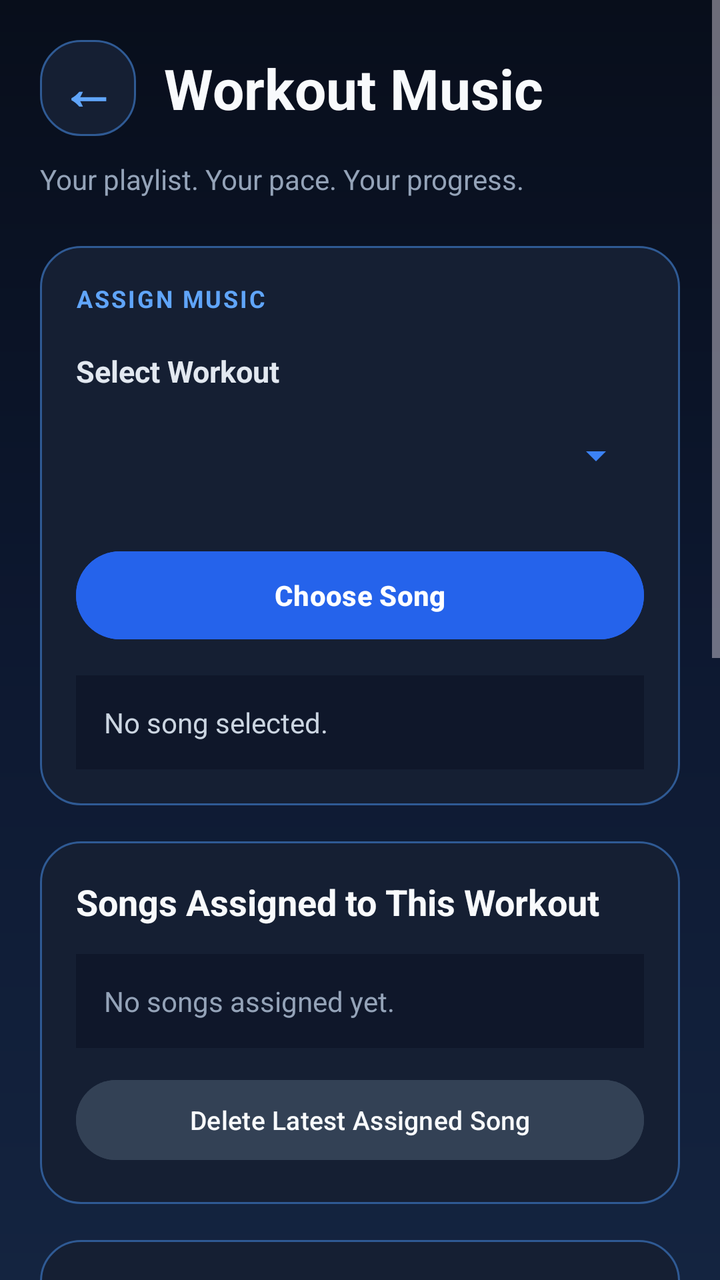
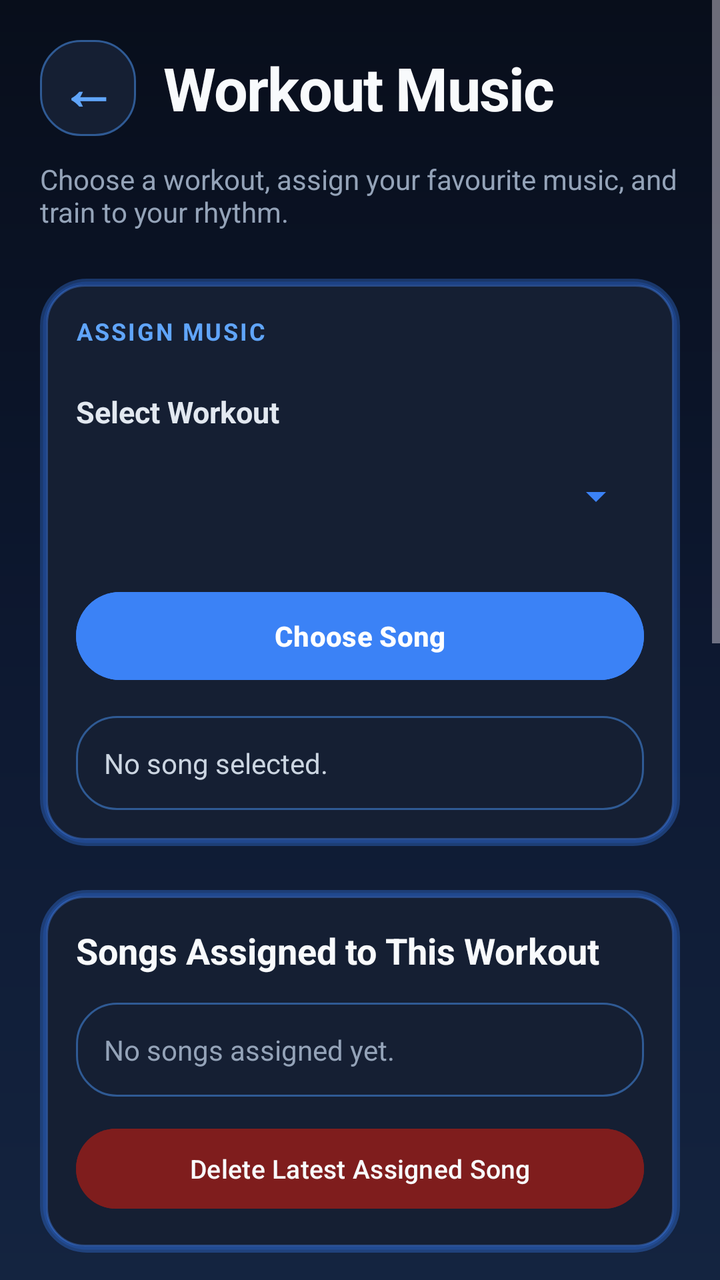

Screens rendered from an Android XML layout before and after an edit, with the pre-edit source and the edit as a unified diff.
<!-- AndroidManifest.xml: application theme Theme.GymTrackerPro -->
<!-- res/layout/activity_workout_music.xml -->
<?xml version="1.0" encoding="utf-8"?>
<ScrollView xmlns:android="http://schemas.android.com/apk/res/android"
    android:layout_width="match_parent"
    android:layout_height="match_parent"
    android:background="@drawable/bg_midnight_gradient"
    android:fillViewport="true"
    android:clipToPadding="false">

    <LinearLayout
        android:layout_width="match_parent"
        android:layout_height="wrap_content"
        android:orientation="vertical"
        android:padding="20dp">

        
        <LinearLayout
            android:layout_width="match_parent"
            android:layout_height="wrap_content"
            android:orientation="horizontal"
            android:gravity="center_vertical"
            android:layout_marginBottom="6dp">

            <TextView
                android:id="@+id/buttonBackArrow"
                android:layout_width="48dp"
                android:layout_height="48dp"
                android:background="@drawable/bg_card"
                android:gravity="center"
                android:text="←"
                android:textColor="#60A5FA"
                android:textSize="28sp"
                android:textStyle="bold"
                android:clickable="true"
                android:focusable="true"
                android:contentDescription="Back to Dashboard" />

            <TextView
                android:layout_width="0dp"
                android:layout_height="wrap_content"
                android:layout_weight="1"
                android:layout_marginStart="14dp"
                android:text="Workout Music"
                android:textColor="#F8FAFC"
                android:textSize="28sp"
                android:textStyle="bold" />

        </LinearLayout>

        <TextView
            android:layout_width="match_parent"
            android:layout_height="wrap_content"
            android:layout_marginTop="6dp"
            android:layout_marginBottom="24dp"
            android:text="Your playlist. Your pace. Your progress."
            android:textColor="#94A3B8"
            android:textSize="14sp" />

        
        <LinearLayout
            android:layout_width="match_parent"
            android:layout_height="wrap_content"
            android:background="@drawable/bg_card"
            android:orientation="vertical"
            android:padding="18dp">

            <TextView
                android:layout_width="match_parent"
                android:layout_height="wrap_content"
                android:text="ASSIGN MUSIC"
                android:textColor="#60A5FA"
                android:textSize="12sp"
                android:textStyle="bold"
                android:letterSpacing="0.08" />

            <TextView
                android:layout_width="match_parent"
                android:layout_height="wrap_content"
                android:layout_marginTop="18dp"
                android:text="Select Workout"
                android:textColor="#E2E8F0"
                android:textSize="15sp"
                android:textStyle="bold" />

            <Spinner
                android:id="@+id/spinnerWorkouts"
                android:layout_width="match_parent"
                android:layout_height="52dp"
                android:layout_marginTop="6dp"
                android:backgroundTint="#3B82F6"
                android:minHeight="48dp" />

            <Button
                android:id="@+id/buttonChooseSong"
                android:layout_width="match_parent"
                android:layout_height="52dp"
                android:layout_marginTop="18dp"
                android:backgroundTint="#2563EB"
                android:text="Choose Song"
                android:textColor="#FFFFFF"
                android:textStyle="bold" />

            <TextView
                android:id="@+id/textSelectedSong"
                android:layout_width="match_parent"
                android:layout_height="wrap_content"
                android:layout_marginTop="14dp"
                android:background="#0F172A"
                android:padding="14dp"
                android:text="No song selected."
                android:textColor="#CBD5E1"
                android:textSize="14sp" />

        </LinearLayout>

        
        <LinearLayout
            android:layout_width="match_parent"
            android:layout_height="wrap_content"
            android:layout_marginTop="18dp"
            android:background="@drawable/bg_card"
            android:orientation="vertical"
            android:padding="18dp">

            <TextView
                android:layout_width="match_parent"
                android:layout_height="wrap_content"
                android:text="Songs Assigned to This Workout"
                android:textColor="#F8FAFC"
                android:textSize="18sp"
                android:textStyle="bold" />

            <TextView
                android:id="@+id/textAssignedSongs"
                android:layout_width="match_parent"
                android:layout_height="wrap_content"
                android:layout_marginTop="14dp"
                android:background="#0F172A"
                android:padding="14dp"
                android:text="No songs assigned yet."
                android:textColor="#94A3B8"
                android:textSize="14sp" />

            <Button
                android:id="@+id/buttonDeleteSong"
                android:layout_width="match_parent"
                android:layout_height="48dp"
                android:layout_marginTop="12dp"
                android:backgroundTint="#334155"
                android:text="Delete Latest Assigned Song"
                android:textColor="#F8FAFC"
                android:textSize="13sp" />

        </LinearLayout>

        
        <LinearLayout
            android:layout_width="match_parent"
            android:layout_height="wrap_content"
            android:layout_marginTop="18dp"
            android:background="@drawable/bg_card"
            android:orientation="vertical"
            android:padding="18dp">

            <TextView
                android:layout_width="match_parent"
                android:layout_height="wrap_content"
                android:text="YOUR PLAYLIST"
                android:textColor="#60A5FA"
                android:textSize="12sp"
                android:textStyle="bold"
                android:letterSpacing="0.08" />

            <TextView
                android:layout_width="match_parent"
                android:layout_height="wrap_content"
                android:layout_marginTop="16dp"
                android:text="Select a Song"
                android:textColor="#E2E8F0"
                android:textSize="15sp"
                android:textStyle="bold" />

            <Spinner
                android:id="@+id/spinnerSongs"
                android:layout_width="match_parent"
                android:layout_height="52dp"
                android:layout_marginTop="6dp"
                android:backgroundTint="#3B82F6"
                android:minHeight="48dp" />

            <Button
                android:id="@+id/buttonRefreshSongs"
                android:layout_width="match_parent"
                android:layout_height="48dp"
                android:layout_marginTop="12dp"
                android:backgroundTint="#334155"
                android:text="Refresh Playlist"
                android:textColor="#F8FAFC" />

        </LinearLayout>

        
        <LinearLayout
            android:layout_width="match_parent"
            android:layout_height="wrap_content"
            android:layout_marginTop="18dp"
            android:layout_marginBottom="24dp"
            android:background="@drawable/bg_today_card"
            android:orientation="vertical"
            android:padding="18dp">

            <TextView
                android:layout_width="match_parent"
                android:layout_height="wrap_content"
                android:text="NOW PLAYING"
                android:textColor="#BFDBFE"
                android:textSize="12sp"
                android:textStyle="bold"
                android:letterSpacing="0.08" />

            <TextView
                android:id="@+id/textPlaybackStatus"
                android:layout_width="match_parent"
                android:layout_height="wrap_content"
                android:layout_marginTop="16dp"
                android:background="#172554"
                android:padding="14dp"
                android:text="Playback status: Stopped"
                android:textColor="#FFFFFF"
                android:textSize="15sp"
                android:textStyle="bold" />

            <TextView
                android:id="@+id/textPlaybackTime"
                android:layout_width="match_parent"
                android:layout_height="wrap_content"
                android:layout_marginTop="16dp"
                android:gravity="center"
                android:text="00:00 / 00:00"
                android:textColor="#DBEAFE"
                android:textSize="13sp" />

            <SeekBar
                android:id="@+id/seekBarPlayback"
                android:layout_width="match_parent"
                android:layout_height="wrap_content"
                android:layout_marginTop="6dp"
                android:max="1000"
                android:progress="0"
                android:progressTint="#60A5FA"
                android:thumbTint="#FFFFFF"
                android:enabled="false" />

            <Button
                android:id="@+id/buttonPlaySong"
                android:layout_width="match_parent"
                android:layout_height="52dp"
                android:layout_marginTop="18dp"
                android:backgroundTint="#2563EB"
                android:text="Play Selected Song"
                android:textColor="#FFFFFF"
                android:textStyle="bold" />

            <Button
                android:id="@+id/buttonPauseResumeSong"
                android:layout_width="match_parent"
                android:layout_height="48dp"
                android:layout_marginTop="8dp"
                android:backgroundTint="#1E40AF"
                android:text="Pause Song"
                android:textColor="#FFFFFF"
                android:enabled="false" />

            <Button
                android:id="@+id/buttonStopSong"
                android:layout_width="match_parent"
                android:layout_height="48dp"
                android:layout_marginTop="8dp"
                android:backgroundTint="#172554"
                android:text="Stop Music"
                android:textColor="#FFFFFF" />

        </LinearLayout>

    </LinearLayout>
</ScrollView>
<!-- resources referenced by this layout -->
<resources>
  <!-- drawable bg_card (drawable) -->
  <?xml version="1.0" encoding="utf-8"?>
  <shape xmlns:android="http://schemas.android.com/apk/res/android" android:shape="rectangle">
      <solid android:color="@color/gt_surface" />
      <corners android:radius="20dp" />
      <stroke android:width="1dp" android:color="@color/gt_stroke" />
  </shape>
  <!-- drawable bg_midnight_gradient (drawable) -->
  <?xml version="1.0" encoding="utf-8"?>
  <shape xmlns:android="http://schemas.android.com/apk/res/android"
      android:shape="rectangle">
  
      <gradient
          android:angle="270"
          android:startColor="#080E1B"
          android:centerColor="#0D1830"
          android:endColor="#142440"
          android:type="linear" />
  
  </shape>
  <!-- drawable bg_today_card (drawable) -->
  <?xml version="1.0" encoding="utf-8"?>
  <shape xmlns:android="http://schemas.android.com/apk/res/android"
      android:shape="rectangle">
  
      <corners android:radius="22dp" />
  
      <gradient
          android:angle="135"
          android:startColor="#1D4ED8"
          android:centerColor="#1E3A8A"
          android:endColor="#111C38"
          android:type="linear" />
  
      <stroke
          android:width="1dp"
          android:color="#477FEA" />
  
      <padding
          android:left="16dp"
          android:top="16dp"
          android:right="16dp"
          android:bottom="16dp" />
  
  </shape>
  <style name="Theme.GymTrackerPro" parent="Base.Theme.GymTrackerPro" />
  <color name="gt_surface">#151F33</color>
  <color name="gt_stroke">#2F5A94</color>
  <style name="Base.Theme.GymTrackerPro" parent="Theme.Material3.Dark.NoActionBar">
          <item name="colorPrimary">@color/gt_blue</item>
          <item name="colorSurface">@color/gt_surface</item>
          <item name="android:windowBackground">@color/gt_background</item>
  
          
          <item name="android:statusBarColor">@color/gt_background</item>
          <item name="android:navigationBarColor">@color/gt_background</item>
          <item name="android:windowLightStatusBar">false</item>
      </style>
  <color name="gt_blue">#60A5FA</color>
  <color name="gt_background">#0B1120</color>
</resources>

<!-- the commit's change to res/layout/activity_workout_music.xml (unified diff, before → after) -->
@@ -41,8 +41,9 @@
                 android:layout_marginStart="14dp"
                 android:text="Workout Music"
                 android:textColor="#F8FAFC"
-                android:textSize="28sp"
-                android:textStyle="bold" />
+                android:textSize="30sp"
+                android:textStyle="bold"
+                android:letterSpacing="-0.02"/>
 
         </LinearLayout>
 
@@ -51,7 +52,7 @@
             android:layout_height="wrap_content"
             android:layout_marginTop="6dp"
             android:layout_marginBottom="24dp"
-            android:text="Your playlist. Your pace. Your progress."
+            android:text="Choose a workout, assign your favourite music, and train to your rhythm."
             android:textColor="#94A3B8"
             android:textSize="14sp" />
 
@@ -59,7 +60,7 @@
         <LinearLayout
             android:layout_width="match_parent"
             android:layout_height="wrap_content"
-            android:background="@drawable/bg_card"
+            android:background="@drawable/bg_glow_card"
             android:orientation="vertical"
             android:padding="18dp">
 
@@ -75,7 +76,7 @@
             <TextView
                 android:layout_width="match_parent"
                 android:layout_height="wrap_content"
-                android:layout_marginTop="18dp"
+                android:layout_marginTop="22dp"
                 android:text="Select Workout"
                 android:textColor="#E2E8F0"
                 android:textSize="15sp"
@@ -94,7 +95,7 @@
                 android:layout_width="match_parent"
                 android:layout_height="52dp"
                 android:layout_marginTop="18dp"
-                android:backgroundTint="#2563EB"
+                android:backgroundTint="#3B82F6"
                 android:text="Choose Song"
                 android:textColor="#FFFFFF"
                 android:textStyle="bold" />
@@ -104,7 +105,7 @@
                 android:layout_width="match_parent"
                 android:layout_height="wrap_content"
                 android:layout_marginTop="14dp"
-                android:background="#0F172A"
+                android:background="@drawable/bg_card"
                 android:padding="14dp"
                 android:text="No song selected."
                 android:textColor="#CBD5E1"
@@ -116,8 +117,8 @@
         <LinearLayout
             android:layout_width="match_parent"
             android:layout_height="wrap_content"
-            android:layout_marginTop="18dp"
-            android:background="@drawable/bg_card"
+            android:layout_marginTop="22dp"
+            android:background="@drawable/bg_glow_card"
             android:orientation="vertical"
             android:padding="18dp">
 
@@ -134,7 +135,7 @@
                 android:layout_width="match_parent"
                 android:layout_height="wrap_content"
                 android:layout_marginTop="14dp"
-                android:background="#0F172A"
+                android:background="@drawable/bg_card"
                 android:padding="14dp"
                 android:text="No songs assigned yet."
                 android:textColor="#94A3B8"
@@ -145,7 +146,7 @@
                 android:layout_width="match_parent"
                 android:layout_height="48dp"
                 android:layout_marginTop="12dp"
-                android:backgroundTint="#334155"
+                android:backgroundTint="#7F1D1D"
                 android:text="Delete Latest Assigned Song"
                 android:textColor="#F8FAFC"
                 android:textSize="13sp" />
@@ -156,8 +157,8 @@
         <LinearLayout
             android:layout_width="match_parent"
             android:layout_height="wrap_content"
-            android:layout_marginTop="18dp"
-            android:background="@drawable/bg_card"
+            android:layout_marginTop="22dp"
+            android:background="@drawable/bg_glow_card"
             android:orientation="vertical"
             android:padding="18dp">
 
@@ -192,7 +193,7 @@
                 android:layout_width="match_parent"
                 android:layout_height="48dp"
                 android:layout_marginTop="12dp"
-                android:backgroundTint="#334155"
+                android:backgroundTint="#1E40AF"
                 android:text="Refresh Playlist"
                 android:textColor="#F8FAFC" />
 
@@ -222,7 +223,7 @@
                 android:layout_width="match_parent"
                 android:layout_height="wrap_content"
                 android:layout_marginTop="16dp"
-                android:background="#172554"
+                android:background="@drawable/bg_card"
                 android:padding="14dp"
                 android:text="Playback status: Stopped"
                 android:textColor="#FFFFFF"
@@ -265,7 +266,7 @@
                 android:layout_width="match_parent"
                 android:layout_height="48dp"
                 android:layout_marginTop="8dp"
-                android:backgroundTint="#1E40AF"
+                android:backgroundTint="#1D4ED8"
                 android:text="Pause Song"
                 android:textColor="#FFFFFF"
                 android:enabled="false" />
@@ -275,7 +276,7 @@
                 android:layout_width="match_parent"
                 android:layout_height="48dp"
                 android:layout_marginTop="8dp"
-                android:backgroundTint="#172554"
+                android:backgroundTint="#334155"
                 android:text="Stop Music"
                 android:textColor="#FFFFFF" />
 
<!-- resource entries referenced after the edit -->
@@ -7,6 +7,39 @@
       <corners android:radius="20dp" />
       <stroke android:width="1dp" android:color="@color/gt_stroke" />
   </shape>
+  <!-- drawable bg_glow_card (drawable) -->
+  <?xml version="1.0" encoding="utf-8"?>
+  <layer-list xmlns:android="http://schemas.android.com/apk/res/android">
+  
+      
+      <item>
+          <shape android:shape="rectangle">
+              <corners android:radius="22dp" />
+              <solid android:color="#332563EB" />
+              <stroke
+                  android:width="3dp"
+                  android:color="#553B82F6" />
+          </shape>
+      </item>
+  
+      
+      <item
+          android:left="3dp"
+          android:top="3dp"
+          android:right="3dp"
+          android:bottom="3dp">
+  
+          <shape android:shape="rectangle">
+              <corners android:radius="19dp" />
+              <solid android:color="#151F33" />
+              <stroke
+                  android:width="1dp"
+                  android:color="#604F8FFF" />
+          </shape>
+  
+      </item>
+  
+  </layer-list>
   <!-- drawable bg_midnight_gradient (drawable) -->
   <?xml version="1.0" encoding="utf-8"?>
   <shape xmlns:android="http://schemas.android.com/apk/res/android"
